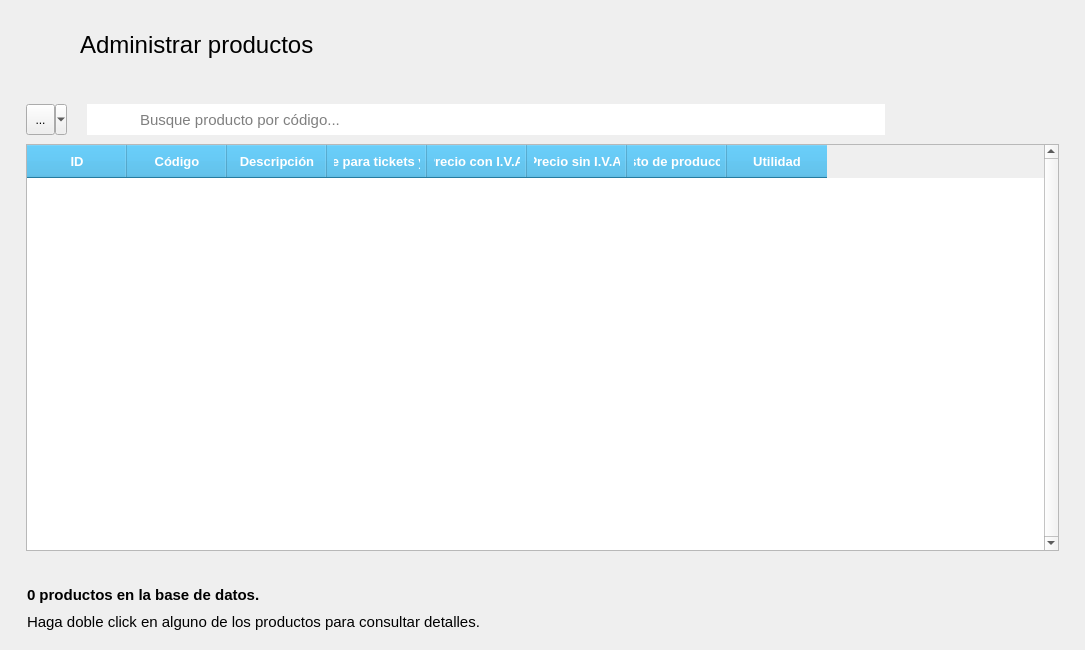
Before: the Qt Designer form ui/Ui_AdministrarProductos.ui in ivanperez-7/printpos, drawn with Qt 5.
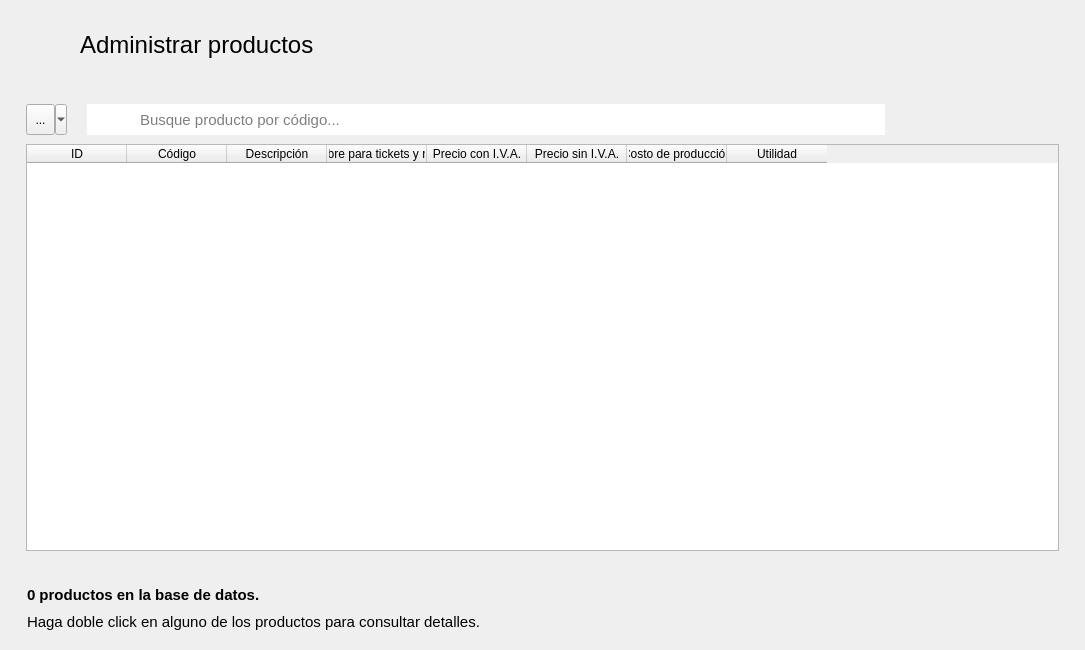
After: the same form once the commit is applied. Icons and pictures are not drawn. Custom widgets are drawn as their Qt base class.

Patch:
```diff
--- a/ui/Ui_AdministrarProductos.ui
+++ b/ui/Ui_AdministrarProductos.ui
@@ -431,62 +431,7 @@
            <number>0</number>
           </property>
           <item>
-           <widget class="QTableWidget" name="tabla_productos">
-            <property name="font">
-             <font>
-              <family>Segoe UI</family>
-              <pointsize>10</pointsize>
-             </font>
-            </property>
-            <property name="styleSheet">
-             <string notr="true">QHeaderView::section {
-	font: bold 10pt;
-	color: rgb(255, 255, 255);
-	background-color: rgb(52, 172, 224);
-	padding: 7px;
-}
-
-QTableView::item{
-  padding: 5px;
-}
-
-QTableWidget {
-	alternate-background-color: rgb(240, 240, 240);
-}
-
-QTableView {
-    selection-background-color: rgb(85, 85, 255);
-    selection-color: rgb(255, 255, 255);
-}
-QTableView:active {
-    selection-background-color: rgb(85, 85, 255);
-    selection-color: rgb(255, 255, 255);
-}</string>
-            </property>
-            <property name="verticalScrollBarPolicy">
-             <enum>Qt::ScrollBarAlwaysOn</enum>
-            </property>
-            <property name="editTriggers">
-             <set>QAbstractItemView::NoEditTriggers</set>
-            </property>
-            <property name="alternatingRowColors">
-             <bool>true</bool>
-            </property>
-            <property name="selectionMode">
-             <enum>QAbstractItemView::SingleSelection</enum>
-            </property>
-            <property name="selectionBehavior">
-             <enum>QAbstractItemView::SelectRows</enum>
-            </property>
-            <property name="showGrid">
-             <bool>false</bool>
-            </property>
-            <attribute name="horizontalHeaderMinimumSectionSize">
-             <number>50</number>
-            </attribute>
-            <attribute name="verticalHeaderVisible">
-             <bool>false</bool>
-            </attribute>
+           <widget class="TablaDatos" name="tabla_productos">
             <column>
              <property name="text">
               <string>ID</string>
@@ -618,6 +563,13 @@
    </layout>
   </widget>
  </widget>
+ <customwidgets>
+  <customwidget>
+   <class>TablaDatos</class>
+   <extends>QTableWidget</extends>
+   <header>utils.mywidgets.h</header>
+  </customwidget>
+ </customwidgets>
  <resources>
   <include location="../resources.qrc"/>
  </resources>
```
